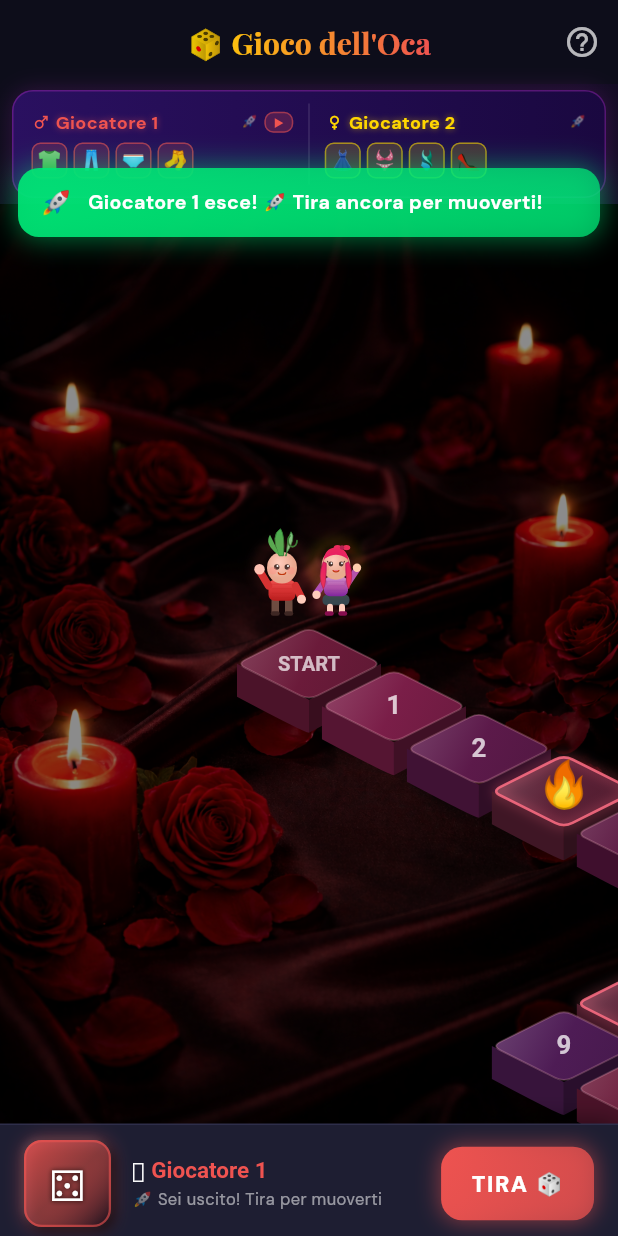
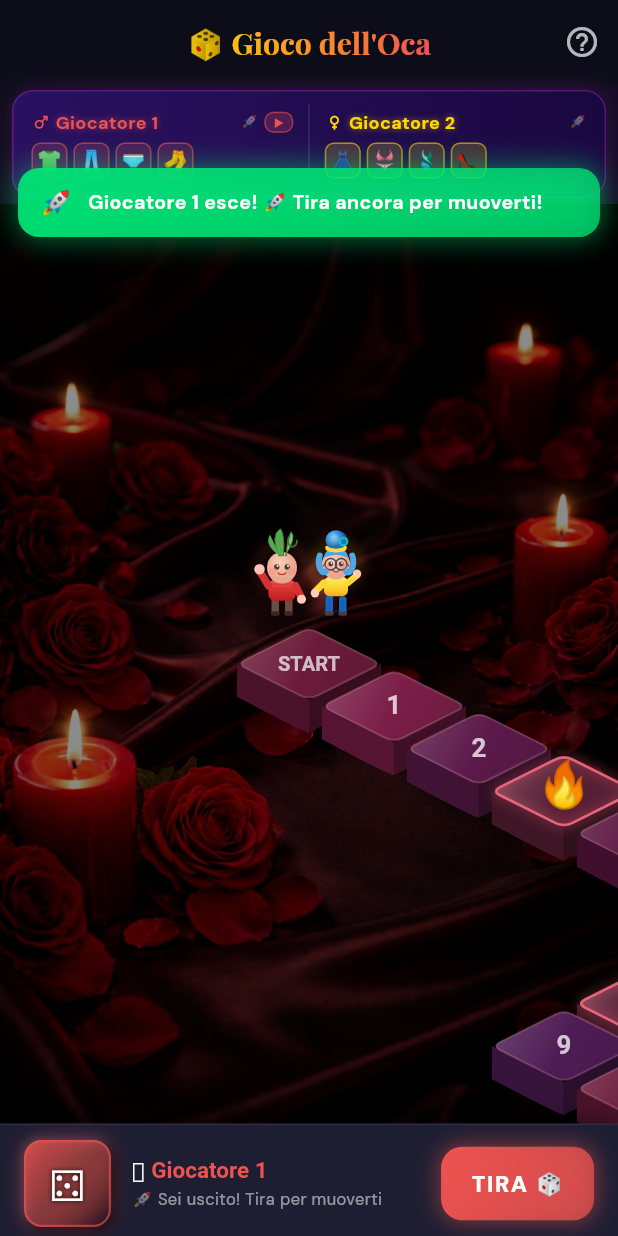
Before and after one commit to godcorpspa/kamasutra_app, a Flutter app: the GoosePlayScreen screen opened by its route, after a tap on "TIRA 🎲", on a phone screen of 412 x 824 dp. Run offline on Flutter 3.47's test engine with Material 3 defaults, Android fonts, the phone set to English and light mode, and no system bars; our stand-ins replace audioplayers, cloud_firestore, confetti, easy_localization, equatable, firebase_auth and 7 more; accounts and stored records are empty; network calls fail; project files that could hold a hidden picture were left out.

Commit message:
fix: use variant 2 only when both players share the same gender
Green-hair boy + blue-hair girl are the canonical pair (both variant 1).
Variant 2 (flame hair / pink hair) only appears when both players
pick the same gender, so the two pawns are always distinguishable.

https://claude.ai/code/session_01XmffwdbTFmGsZmZm7WxECZ

```diff
--- a/lib/features/games/goose_game/presentation/goose_play_screen.dart
+++ b/lib/features/games/goose_game/presentation/goose_play_screen.dart
@@ -1234,15 +1234,19 @@ class _IsoBoardPainter extends CustomPainter {
     }
 
     // ── Player pawns ──
+    // Variant logic: both get variant 1 (canonical pair) unless same gender,
+    // in which case player 2 gets variant 2 for distinction.
     if (!hasP1 && !hasP2) return;
+    final sameGender = p1Gender == p2Gender;
+    final p2Variant = sameGender ? 2 : 1;
     final baseY = c.dy - hh - 6;
     if (hasP1 && hasP2) {
       _drawPawn(canvas, Offset(c.dx - 18, baseY), p1Color, p1Gender, 1);
-      _drawPawn(canvas, Offset(c.dx + 18, baseY), p2Color, p2Gender, 2);
+      _drawPawn(canvas, Offset(c.dx + 18, baseY), p2Color, p2Gender, p2Variant);
     } else if (hasP1) {
       _drawPawn(canvas, Offset(c.dx, baseY), p1Color, p1Gender, 1);
     } else {
-      _drawPawn(canvas, Offset(c.dx, baseY), p2Color, p2Gender, 2);
+      _drawPawn(canvas, Offset(c.dx, baseY), p2Color, p2Gender, p2Variant);
     }
   }
 
```
